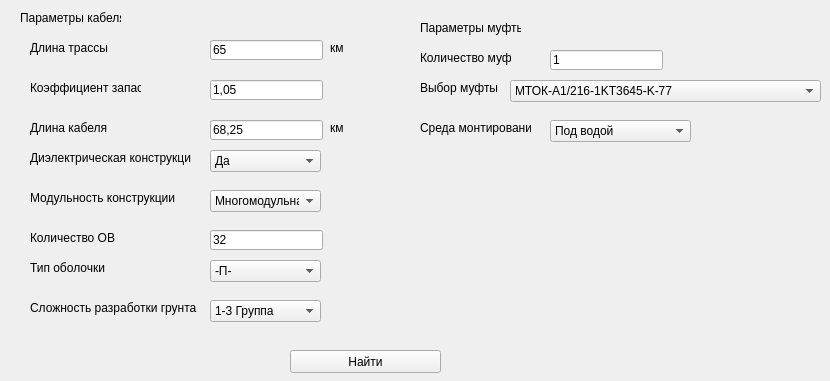
This is GUI/get_result.ui in Scykorr/dmitriev_community_map as Qt 5 draws it before an edit. The edited form follows.
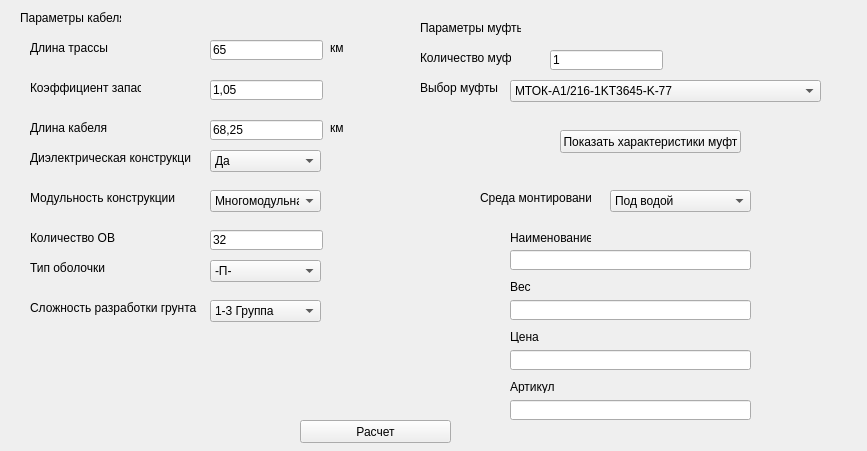
This is the edited form.

Commit message: add support forms

What changed in the file:
```diff
--- a/GUI/get_result.ui
+++ b/GUI/get_result.ui
@@ -6,8 +6,8 @@
    <rect>
     <x>0</x>
     <y>0</y>
-    <width>830</width>
-    <height>381</height>
+    <width>867</width>
+    <height>451</height>
    </rect>
   </property>
   <property name="windowTitle">
@@ -310,8 +310,8 @@
   <widget class="QLabel" name="label_12">
    <property name="geometry">
     <rect>
-     <x>420</x>
-     <y>120</y>
+     <x>480</x>
+     <y>190</y>
      <width>111</width>
      <height>16</height>
     </rect>
@@ -351,21 +351,21 @@
   <widget class="QPushButton" name="pushButton">
    <property name="geometry">
     <rect>
-     <x>290</x>
-     <y>350</y>
+     <x>300</x>
+     <y>420</y>
      <width>151</width>
      <height>23</height>
     </rect>
    </property>
    <property name="text">
-    <string>Найти</string>
+    <string>Расчет</string>
    </property>
   </widget>
   <widget class="QComboBox" name="comboBox_6">
    <property name="geometry">
     <rect>
-     <x>550</x>
-     <y>120</y>
+     <x>610</x>
+     <y>190</y>
      <width>141</width>
      <height>22</height>
     </rect>
@@ -386,6 +386,111 @@
     </property>
    </item>
   </widget>
+  <widget class="QPushButton" name="pushButton_get_muft_list">
+   <property name="geometry">
+    <rect>
+     <x>560</x>
+     <y>130</y>
+     <width>181</width>
+     <height>23</height>
+    </rect>
+   </property>
+   <property name="text">
+    <string>Показать характеристики муфт</string>
+   </property>
+  </widget>
+  <widget class="QLineEdit" name="lineEdit_5">
+   <property name="geometry">
+    <rect>
+     <x>510</x>
+     <y>250</y>
+     <width>241</width>
+     <height>20</height>
+    </rect>
+   </property>
+  </widget>
+  <widget class="QLineEdit" name="lineEdit_7">
+   <property name="geometry">
+    <rect>
+     <x>510</x>
+     <y>300</y>
+     <width>241</width>
+     <height>20</height>
+    </rect>
+   </property>
+  </widget>
+  <widget class="QLineEdit" name="lineEdit_8">
+   <property name="geometry">
+    <rect>
+     <x>510</x>
+     <y>350</y>
+     <width>241</width>
+     <height>20</height>
+    </rect>
+   </property>
+  </widget>
+  <widget class="QLineEdit" name="lineEdit_9">
+   <property name="geometry">
+    <rect>
+     <x>510</x>
+     <y>400</y>
+     <width>241</width>
+     <height>20</height>
+    </rect>
+   </property>
+  </widget>
+  <widget class="QLabel" name="label_14">
+   <property name="geometry">
+    <rect>
+     <x>510</x>
+     <y>280</y>
+     <width>47</width>
+     <height>13</height>
+    </rect>
+   </property>
+   <property name="text">
+    <string>Вес</string>
+   </property>
+  </widget>
+  <widget class="QLabel" name="label_16">
+   <property name="geometry">
+    <rect>
+     <x>510</x>
+     <y>330</y>
+     <width>47</width>
+     <height>13</height>
+    </rect>
+   </property>
+   <property name="text">
+    <string>Цена</string>
+   </property>
+  </widget>
+  <widget class="QLabel" name="label_18">
+   <property name="geometry">
+    <rect>
+     <x>510</x>
+     <y>380</y>
+     <width>47</width>
+     <height>13</height>
+    </rect>
+   </property>
+   <property name="text">
+    <string>Артикул</string>
+   </property>
+  </widget>
+  <widget class="QLabel" name="label_19">
+   <property name="geometry">
+    <rect>
+     <x>510</x>
+     <y>230</y>
+     <width>81</width>
+     <height>16</height>
+    </rect>
+   </property>
+   <property name="text">
+    <string>Наименование</string>
+   </property>
+  </widget>
  </widget>
  <resources/>
  <connections/>
```
Left out of the diff: 19 changed lines with no effect on the pictures. The commit also changes 6 other files.
